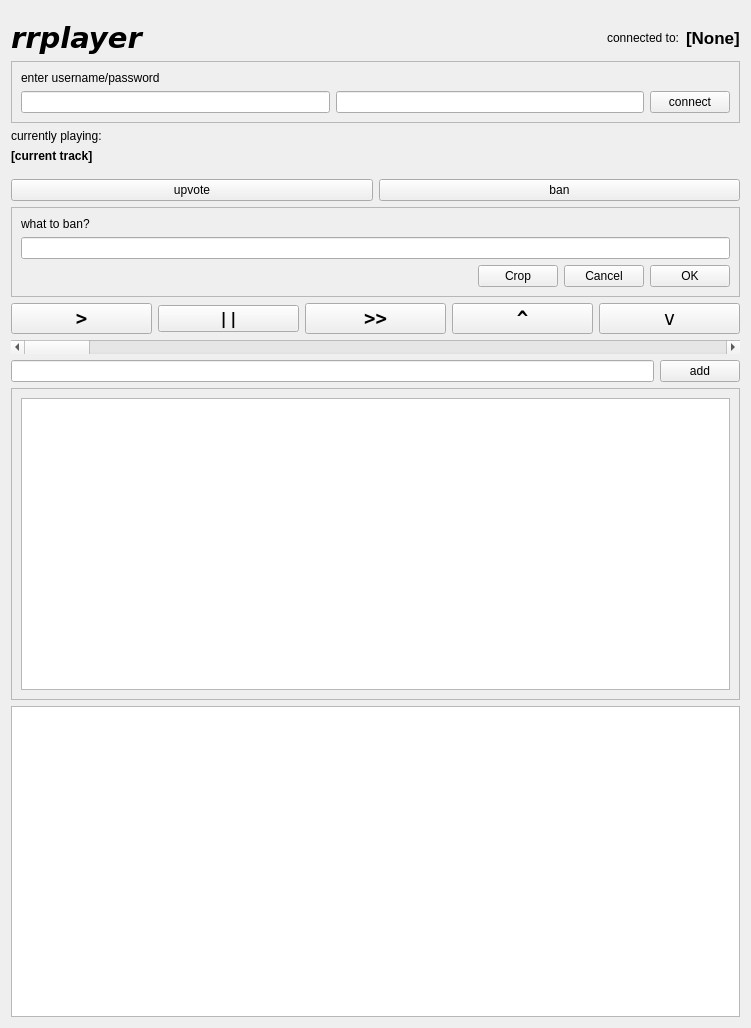
First picture: the form in client/rrplayer.ui, repository frans-fuerst/music_scheduler, before the edit.
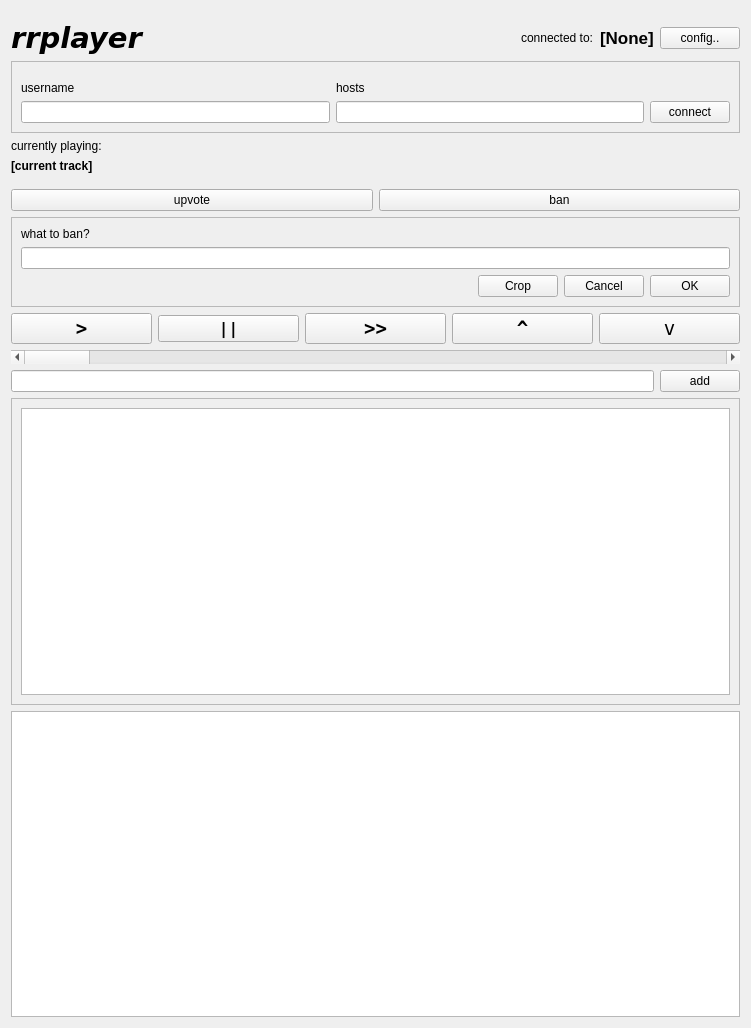
Second picture: the form after the edit.

Commit message: user name/id and host names are configurable and persistent now

Patch:
```diff
--- a/client/rrplayer.ui
+++ b/client/rrplayer.ui
@@ -71,6 +71,13 @@
          </property>
         </widget>
        </item>
+       <item>
+        <widget class="QPushButton" name="pb_config">
+         <property name="text">
+          <string>config..</string>
+         </property>
+        </widget>
+       </item>
       </layout>
      </item>
      <item>
@@ -83,27 +90,37 @@
        </property>
        <layout class="QVBoxLayout" name="verticalLayout_4">
         <item>
-         <widget class="QLabel" name="label_5">
-          <property name="text">
-           <string>enter username/password</string>
+         <layout class="QGridLayout" name="gridLayout">
+          <property name="topMargin">
+           <number>10</number>
           </property>
-         </widget>
-        </item>
-        <item>
-         <layout class="QHBoxLayout" name="horizontalLayout_6">
-          <item>
-           <widget class="QLineEdit" name="txt_username"/>
-          </item>
-          <item>
-           <widget class="QLineEdit" name="txt_password"/>
-          </item>
-          <item>
+          <item row="1" column="2">
            <widget class="QPushButton" name="pb_connect">
             <property name="text">
              <string>connect</string>
             </property>
            </widget>
           </item>
+          <item row="1" column="1">
+           <widget class="QLineEdit" name="txt_hostnames"/>
+          </item>
+          <item row="1" column="0">
+           <widget class="QLineEdit" name="txt_username"/>
+          </item>
+          <item row="0" column="0">
+           <widget class="QLabel" name="label_5">
+            <property name="text">
+             <string>username</string>
+            </property>
+           </widget>
+          </item>
+          <item row="0" column="1">
+           <widget class="QLabel" name="label_6">
+            <property name="text">
+             <string>hosts</string>
+            </property>
+           </widget>
+          </item>
          </layout>
         </item>
        </layout>
```
The commit also changes 4 other files.
